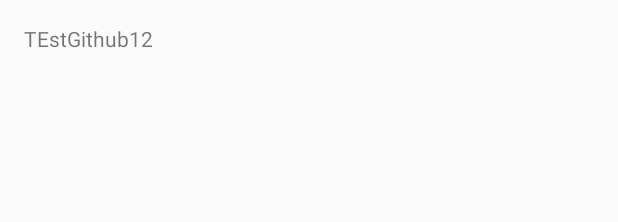
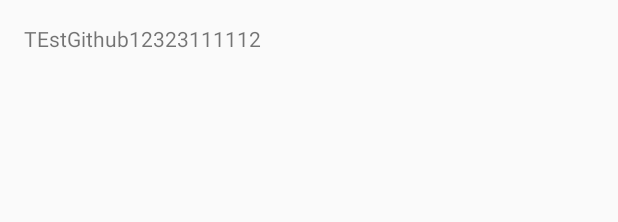
Before and after one commit to Mohameddaif/Testgithub, an Android app: the layout activity_main.xml on its own in the app's theme, with its tools: preview values and no code run, on a phone screen of 412 x 824 dp. Shown: the top 222 px of the screen. Run offline under Robolectric (Android 15) with nearby library versions, the phone set to English and light mode, and no system bars.

Commit message:
commit23

```diff
--- a/app/src/main/res/layout/activity_main.xml
+++ b/app/src/main/res/layout/activity_main.xml
@@ -5,7 +5,7 @@
     android:paddingTop="@dimen/activity_vertical_margin"
     android:paddingBottom="@dimen/activity_vertical_margin" tools:context=".MainActivity">
 
-    <TextView android:text="TEstGithub12" android:layout_width="wrap_content"
+    <TextView android:text="TEstGithub12323111112" android:layout_width="wrap_content"
         android:layout_height="wrap_content" />
 
 </RelativeLayout>
```
